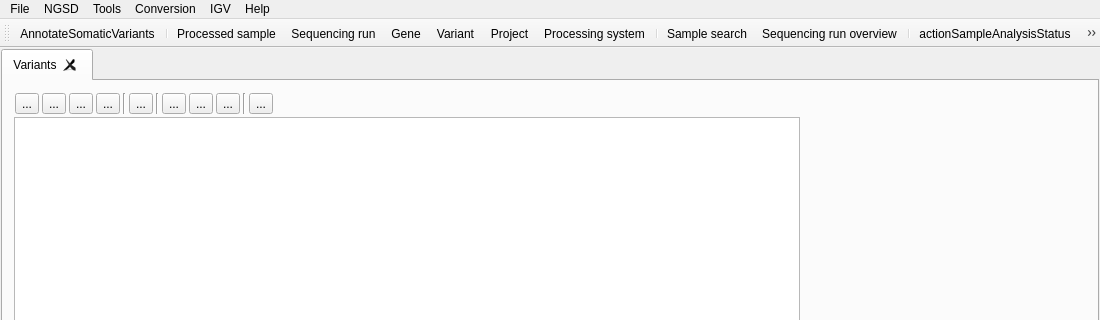
Qt form src/GSvar/MainWindow.ui (imgag/ngs-bits) before a commit; both pictures show x 0 to 1100 and y 0 to 320 of the 1100 by 800 pixel window.
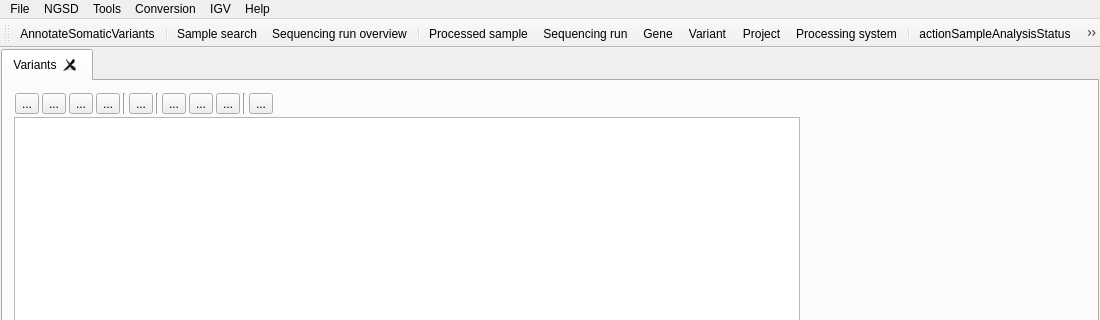
The same form after that commit. Icons and pictures are not drawn. Custom widgets are drawn as their Qt base class.

Patch:
```diff
--- a/src/GSvar/MainWindow.ui
+++ b/src/GSvar/MainWindow.ui
@@ -572,6 +572,9 @@
    </attribute>
    <addaction name="actionAnnotateSomaticVariantInterpretation"/>
    <addaction name="separator"/>
+   <addaction name="actionSampleSearch"/>
+   <addaction name="actionRunOverview"/>
+   <addaction name="separator"/>
    <addaction name="actionOpenProcessedSampleTabByName"/>
    <addaction name="actionOpenSequencingRunTabByName"/>
    <addaction name="actionOpenGeneTabByName"/>
@@ -579,9 +582,6 @@
    <addaction name="actionOpenProjectTab"/>
    <addaction name="actionOpenProcessingSystemTab"/>
    <addaction name="separator"/>
-   <addaction name="actionSampleSearch"/>
-   <addaction name="actionRunOverview"/>
-   <addaction name="separator"/>
    <addaction name="actionAnalysisStatus"/>
    <addaction name="actionReanalyze"/>
    <addaction name="separator"/>
```
